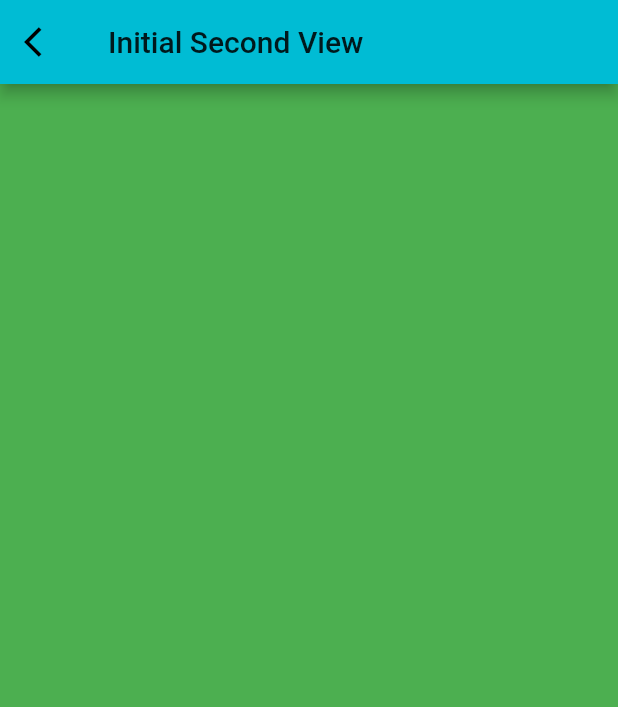
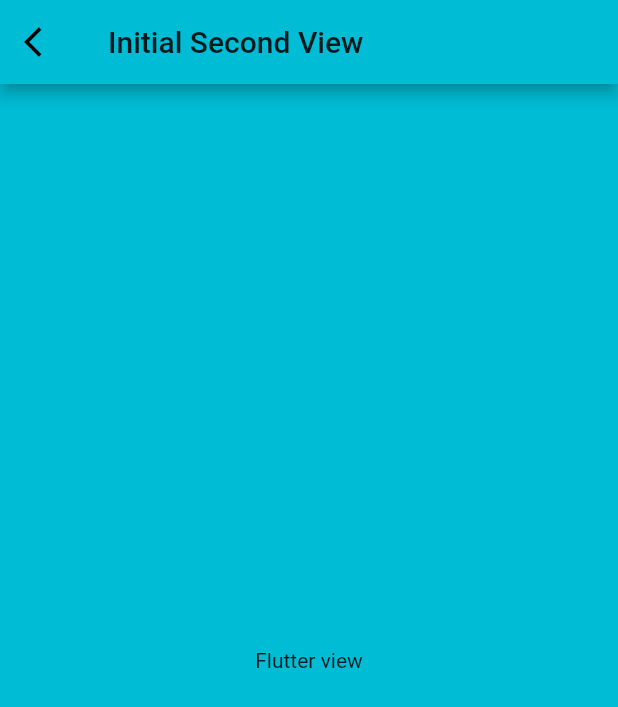
Before and after one commit to BMilliet/iOS_Flutter_integration, a Flutter app: the InitialSecondView screen opened directly, on a phone screen of 412 x 824 dp. Shown: the top 707 px of the screen. Run offline on Flutter 3.47's test engine with Material 2 defaults, Android fonts, the phone set to English and light mode, and no system bars.

Commit message:
adjusts and flutter navigation

```diff
--- a/flutter_app/lib/views/initial_views/initial_first_view.dart
+++ b/flutter_app/lib/views/initial_views/initial_first_view.dart
@@ -35,7 +35,8 @@ class _InitialFirstViewState extends State<InitialFirstView> {
             child: Column(
           children: <Widget>[
             Container(
-              child: Text("Flutter initial first view"),
+              margin: EdgeInsets.only(top: 50, bottom: 100),
+              child: Text("Flutter view"),
             ),
             RaisedButton(
               child: Text("Next flutter view"),
--- a/flutter_app/lib/views/initial_views/initial_second_view.dart
+++ b/flutter_app/lib/views/initial_views/initial_second_view.dart
@@ -28,6 +28,11 @@ class _InitialSecondViewState extends State<InitialSecondView> {
   }
 
   Widget _body() {
-    return Container(color: Colors.green);
+    return Container(
+        color: Colors.cyan,
+        child: Center(
+            child: Container(
+          child: Text("Flutter view"),
+        )));
   }
 }
```
Also changed, not shown: flutter_app/lib/views/noninitial_views/view_one.dart (+18 -2 lines), 5 other files.
